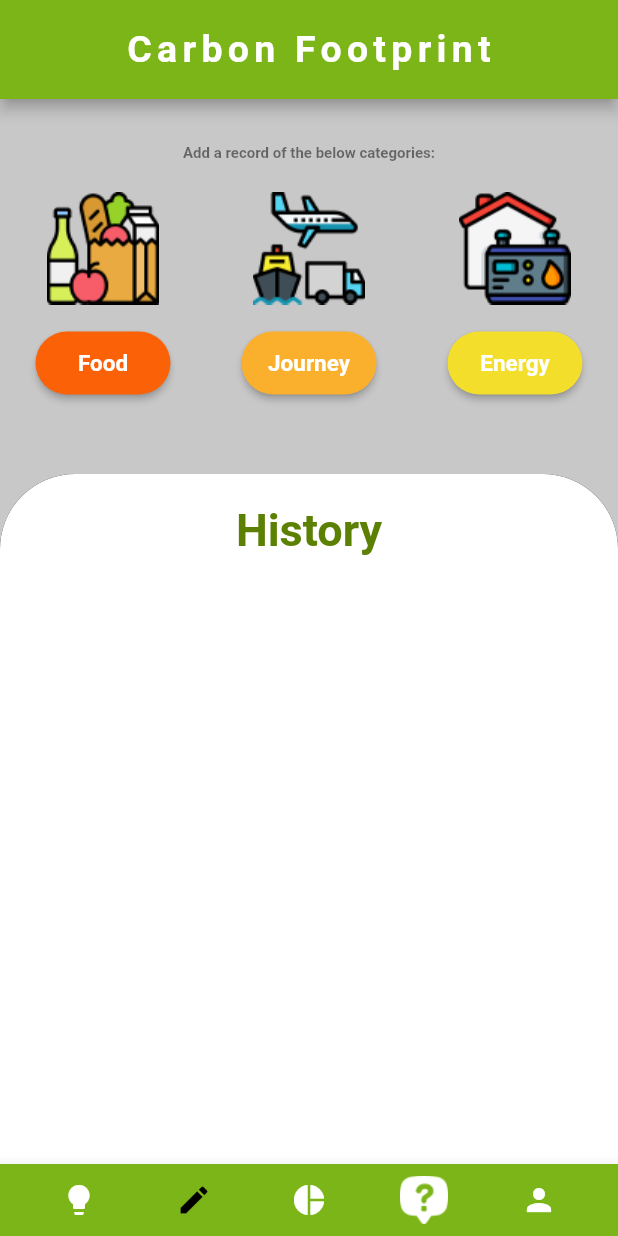
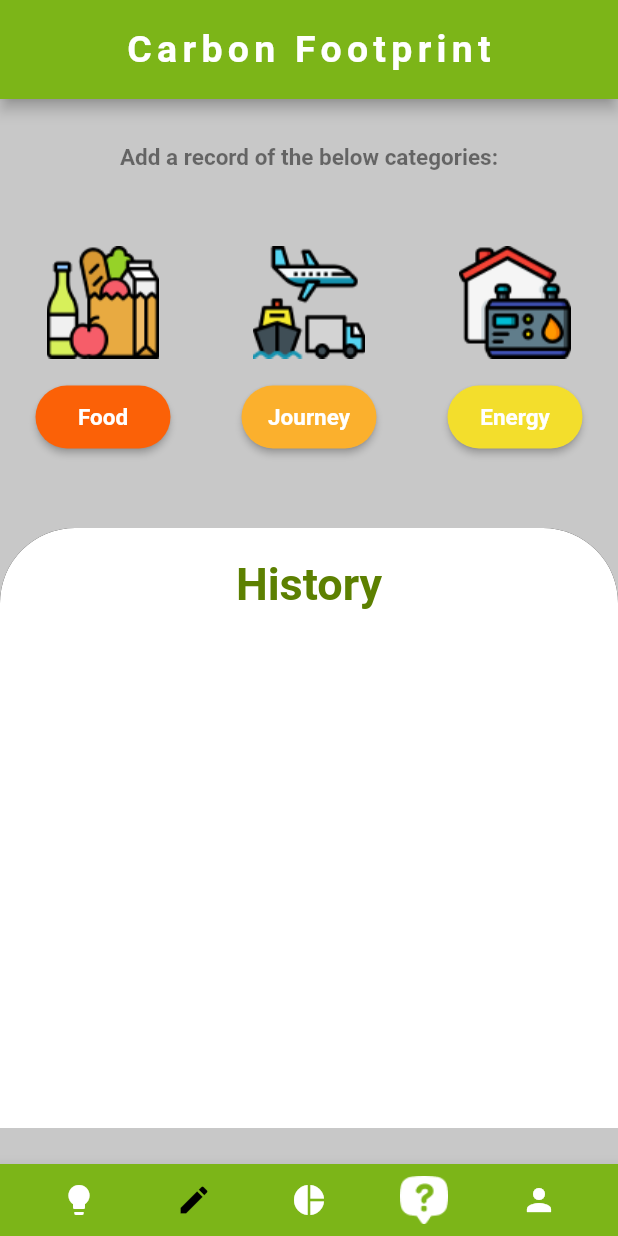
Before and after one commit to helloSamTee/kitahack-lucerna, a Flutter app: the CarbonFootprintTracker screen opened directly, on a phone screen of 412 x 824 dp. Run offline on Flutter 3.47's test engine with Material 3 defaults, Android fonts, the phone set to English and light mode, and no system bars; our stand-ins replace cloud_firestore, dropdown_search, firebase_auth, firebase_core, fl_chart, google_fonts and 5 more; accounts and stored records are empty.

Commit message:
Fixed Overflowed Issue for Phone Horizontal Screen

```diff
--- a/lib/calculator/carbon_footprint.dart
+++ b/lib/calculator/carbon_footprint.dart
@@ -14,20 +14,6 @@ class CarbonFootprintTracker extends StatefulWidget {
 }
 
 class _CarbonFootprintTrackerState extends State<CarbonFootprintTracker> {
-  // // List to store history records dynamically.
-  // List<Map<String, String>> _history = [];
-
-  // // Method to add new record based on category type
-  // void _addRecord(String category) {
-  //   setState(() {
-  //     _history.add({
-  //       'title': 'Title',
-  //       'category': category, // Example value
-  //       'carbonFootprint': '10 kg', // Example value
-  //     });
-  //   });
-  // }
-
   @override
   void initState() {
     super.initState();
@@ -45,14 +31,12 @@ class _CarbonFootprintTrackerState extends State<CarbonFootprintTracker> {
   Widget build(BuildContext context) {
     final historyProvider = Provider.of<HistoryProvider>(context);
 
-    return
-        //   MaterialApp(
-        // theme: appTheme,
-        // home:
-        Scaffold(
+    return Scaffold(
       backgroundColor: Color.fromRGBO(
           200, 200, 200, 1), // const Color.fromRGBO(173, 191, 127, 1),
       body: SafeArea(
+          child: SingleChildScrollView(
+        // Wrapping the entire body in a SingleChildScrollView
         child: Column(
           crossAxisAlignment: CrossAxisAlignment.center,
           children: [
@@ -63,9 +47,9 @@ class _CarbonFootprintTrackerState extends State<CarbonFootprintTracker> {
               style: Theme.of(context)
                   .textTheme
                   .bodyMedium!
-                  .copyWith(color: Color.fromRGBO(0, 0, 0, 0.5)),
+                  .copyWith(color: Color.fromRGBO(0, 0, 0, 0.5), fontSize: 15),
             ),
-            const SizedBox(height: 20),
+            const SizedBox(height: 50),
             Row(
               mainAxisAlignment: MainAxisAlignment.spaceAround,
               children: [
@@ -82,12 +66,10 @@ class _CarbonFootprintTrackerState extends State<CarbonFootprintTracker> {
               ],
             ),
             const SizedBox(height: 50),
-            Expanded(
-              child: _buildHistorySection(context, historyProvider),
-            ),
+            _buildHistorySection(context, historyProvider),
           ],
         ),
-      ),
+      )),
       appBar: CommonAppBar(title: "Carbon Footprint"),
       bottomNavigationBar:
           CommonBottomNavigationBar(selectedTab: BottomTab.tracker),
@@ -173,7 +155,7 @@ class _CarbonFootprintTrackerState extends State<CarbonFootprintTracker> {
               ),
             ],
           ),
-          constraints: const BoxConstraints(minHeight: 200),
+          constraints: const BoxConstraints(maxHeight: 400),
           child: Padding(
             padding: const EdgeInsets.fromLTRB(30, 20, 30, 15),
             child: Column(
@@ -188,15 +170,13 @@ class _CarbonFootprintTrackerState extends State<CarbonFootprintTracker> {
                     color: Theme.of(context).colorScheme.primary,
                   ),
                 ),
-                // Text(
-                //   'View your recent carbon footprint records here.',
-                //   style: TextStyle(
-                //     fontSize: 16,
-                //     color: Colors.black54,
-                //   ),
-                //),
-                Expanded(
+                Container(
+                  height:
+                      300, // Make sure it has a fixed height or use scrollable content
                   child: _buildHistoryList(historyProvider),
+                ),
+                SizedBox(
+                  height: 20,
                 ),
               ],
             ),
--- a/lib/calculator/energy_record.dart
+++ b/lib/calculator/energy_record.dart
@@ -4,7 +4,7 @@ import 'package:google_fonts/google_fonts.dart';
 import 'package:Lucerna/calculator/cf_summary.dart';
 import 'package:Lucerna/main.dart';
 import 'common_widget.dart';
-import 'carbon_sutra.dart';
+import 'gemini_footprint.dart';
 
 class energyRecord extends StatefulWidget {
   @override
--- a/lib/calculator/journey_record.dart
+++ b/lib/calculator/journey_record.dart
@@ -4,7 +4,7 @@ import 'package:google_fonts/google_fonts.dart';
 import 'package:Lucerna/calculator/cf_summary.dart';
 import 'package:Lucerna/main.dart';
 import 'common_widget.dart';
-import 'carbon_sutra.dart';
+import 'gemini_footprint.dart';
 
 class journeyRecord extends StatefulWidget {
   @override
--- a/lib/home/stackedBar_chart.dart
+++ b/lib/home/stackedBar_chart.dart
@@ -24,7 +24,7 @@ class WeeklyBarChart extends StatelessWidget {
       double journey = categories['Journey'] ?? 0;
       double food = categories['Food'] ?? 0;
       double energy = categories['Energy'] ?? 0;
-      total = journey + food + energy;
+      total += journey + food + energy;
 
       // Accumulate total footprint per category
       totalJourney += journey;
--- a/lib/login/login_page.dart
+++ b/lib/login/login_page.dart
@@ -163,7 +163,8 @@ class _LoginPageState extends State<LoginPage> {
                               .textTheme
                               .headlineLarge!
                               .copyWith(
-                                  color: Theme.of(context).colorScheme.primary),
+                                  color: Theme.of(context).colorScheme.primary,
+                                  fontSize: 30),
                         ),
                         const SizedBox(height: 10),
                         Text(
@@ -174,7 +175,8 @@ class _LoginPageState extends State<LoginPage> {
                               .titleSmall!
                               .copyWith(
                                   color:
-                                      Theme.of(context).colorScheme.secondary),
+                                      Theme.of(context).colorScheme.secondary,
+                                  fontSize: 15),
                         ),
                         const SizedBox(height: 50),
                         _buildTextField(_emailController, 'Email'),
--- a/lib/main.dart
+++ b/lib/main.dart
@@ -54,6 +54,7 @@ class MyApp extends StatelessWidget {
       title: 'Lucerna',
       theme: appTheme,
       home: LoginPage(),
+      debugShowCheckedModeBanner: false,
     );
   }
 }
@@ -140,7 +141,7 @@ ThemeData appTheme = ThemeData(
 
     // text styling for text title
     titleLarge: GoogleFonts.ptSerif(
-      fontSize: 15,
+      fontSize: 17.5,
       fontWeight: FontWeight.bold,
     ),
 
@@ -150,7 +151,7 @@ ThemeData appTheme = ThemeData(
     ),
 
     bodyLarge: GoogleFonts.ptSans(
-      fontSize: 15,
+      fontSize: 12.5,
       fontWeight: FontWeight.bold,
     ),
 
--- a/lib/profile/user_profile.dart
+++ b/lib/profile/user_profile.dart
@@ -515,7 +515,8 @@ class _UserProfileState extends State<UserProfile>
   }
 
   Widget _buildApiKeysTab() {
-    return Padding(
+    return SingleChildScrollView(
+        child: Padding(
       padding: const EdgeInsets.all(16.0),
       child: Column(
         children: [
@@ -604,6 +605,6 @@ class _UserProfileState extends State<UserProfile>
           ),
         ],
       ),
-    );
+    ));
   }
 }
```
Also changed, not shown: 4 other files.
